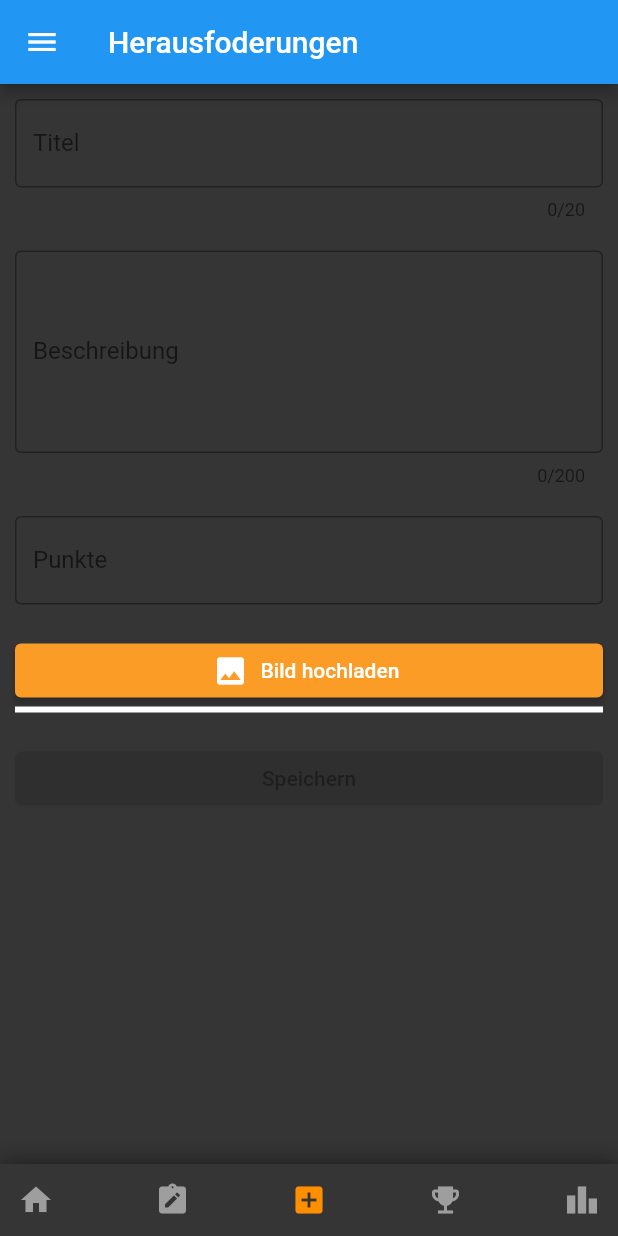
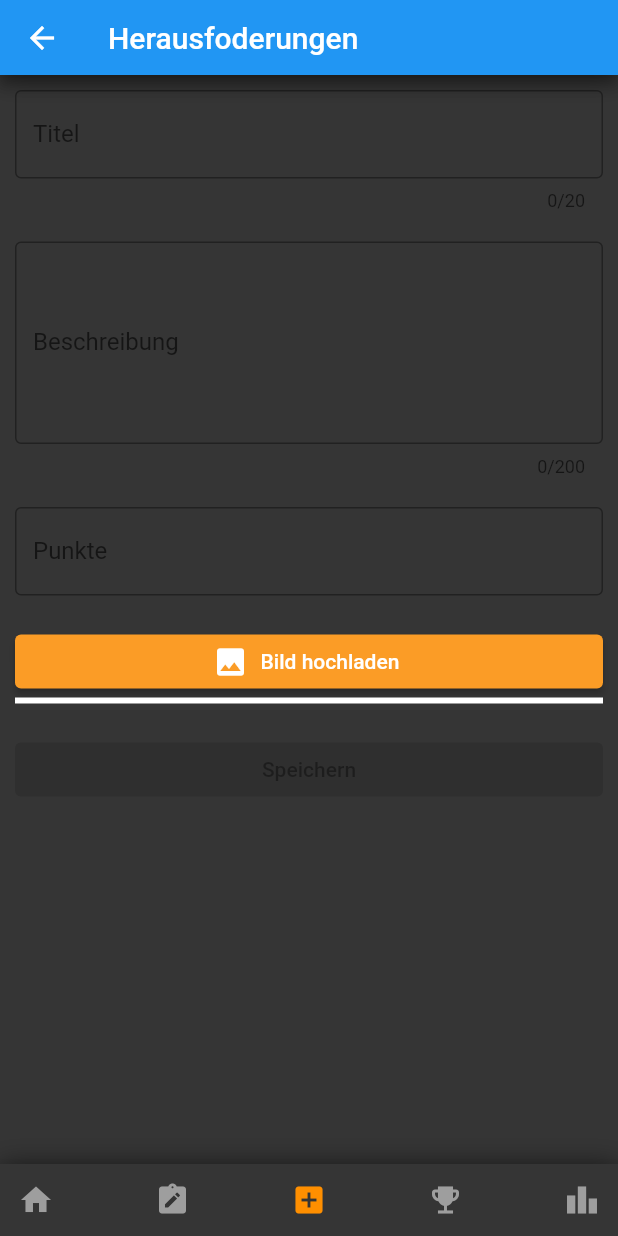
Before and after one commit to Enyaa/MasterProjekt, a Flutter app: the ChallengeCreate screen opened by its route, on a phone screen of 412 x 824 dp. Run offline on Flutter 3.47's test engine with Material 2 defaults, Android fonts, the phone set to English and light mode, and no system bars; our stand-ins replace cloud_firestore, firebase_auth, firebase_core, firebase_storage, image_picker; accounts and stored records are empty.

Commit message:
+ added MyAppbar to rest of screens

```diff
--- a/lib/Screens/challenge-create.dart
+++ b/lib/Screens/challenge-create.dart
@@ -5,6 +5,7 @@ import 'package:flutter/cupertino.dart';
 import 'package:flutter/material.dart';
 import 'package:image_picker/image_picker.dart';
 import 'package:intl/date_symbol_data_local.dart';
+import 'package:master_projekt/navigation/myappbar.dart';
 import 'package:master_projekt/navigation/mydrawer.dart';
 import 'package:master_projekt/navigation/navigationbar.dart';
 import 'package:uuid/uuid.dart';
@@ -110,7 +111,7 @@ class _ChallengeCreateState extends State<ChallengeCreate> {
           return willLeave;
         },
         child: Scaffold(
-          appBar: AppBar(title: const Text('Herausfoderungen')),
+          appBar: MyAppbar(title: 'Herausfoderungen', leading: true,),
           drawer: MyDrawer(),
           body: Form(
             key: _formKey,
--- a/lib/Screens/help.dart
+++ b/lib/Screens/help.dart
@@ -1,5 +1,6 @@
 import 'package:flutter/cupertino.dart';
 import 'package:flutter/material.dart';
+import 'package:master_projekt/navigation/myappbar.dart';
 import 'package:master_projekt/navigation/mydrawer.dart';
 import 'package:master_projekt/navigation/navigationbar.dart';
 
@@ -31,7 +32,7 @@ class Help extends StatelessWidget {
               ));
           return willLeave;
         },child: Scaffold(
-        appBar: AppBar(title: const Text('Hilfe')),
+        appBar: MyAppbar(title: 'Hilfe', actions: false, bottom: false, leading: false),
         drawer: MyDrawer(),
         body: Center(child: const Text('Hilfe')),
       bottomNavigationBar: NavigationBar(0),
--- a/lib/Screens/task-create.dart
+++ b/lib/Screens/task-create.dart
@@ -90,7 +90,7 @@ class _TaskCreateState extends State<TaskCreate> {
           return willLeave;
         },
         child: Scaffold(
-            appBar: MyAppbar(title: 'Aufgaben', actions: false, bottom: false, leading: false,),
+            appBar: MyAppbar(title: 'Aufgaben', leading: true,),
             drawer: MyDrawer(),
             body: Form(
                 key: _formKey,
--- a/lib/Screens/tasks.dart
+++ b/lib/Screens/tasks.dart
@@ -51,7 +51,7 @@ class TasksState extends State<Tasks> {
           return willLeave;
         },
         child: Scaffold(
-          appBar: MyAppbar(title: 'Aufgaben', bottom: false, leading: false, actions: true, getFiltered: getFiltered),
+          appBar: MyAppbar(title: 'Aufgaben', actions: true, accepted: true, getFiltered: getFiltered),
           drawer: MyDrawer(),
           body: StreamBuilder<QuerySnapshot>(
             stream: snapshots,
@@ -67,7 +67,7 @@ class TasksState extends State<Tasks> {
           ),
           floatingActionButton: FloatingActionButton(
             onPressed: () {
-              Navigator.pushReplacementNamed(context, '/task-create');
+              Navigator.pushNamed(context, '/task-create');
             },
             shape:
                 RoundedRectangleBorder(borderRadius: BorderRadius.circular(50)),
--- a/lib/Screens/teams.dart
+++ b/lib/Screens/teams.dart
@@ -62,7 +62,7 @@ class Teams extends StatelessWidget {
       ),
       floatingActionButton: FloatingActionButton(
         onPressed: () {
-          Navigator.pushReplacementNamed(context, '/addTeam');
+          Navigator.pushNamed(context, '/addTeam');
         },
         child: const Icon(Icons.add_circle),
         backgroundColor: Colors.deepOrange,
--- a/lib/navigation/myappbar.dart
+++ b/lib/navigation/myappbar.dart
@@ -5,14 +5,16 @@ class MyAppbar extends StatefulWidget implements PreferredSizeWidget {
   MyAppbar(
       {Key? key,
       required this.title,
-      required this.bottom,
-      required this.actions,
-      required this.leading,
+      this.bottom = false,
+      this.actions = false,
+      this.accepted = false,
+      this.leading = false,
       this.getFiltered})
       : super(key: key);
   final String title;
   final bool bottom;
   final bool actions;
+  bool accepted;
   final bool leading;
   var getFiltered;
 
@@ -49,7 +51,7 @@ class _MyAppbarState extends State<MyAppbar> {
                     icon: Icon(Icons.emoji_events),
                     child: Text('Achievements', textAlign: TextAlign.center))
               ])));
-    } else if(widget.actions) {
+    } else if (widget.actions) {
       return new Container(
         decoration: BoxDecoration(
           boxShadow: <BoxShadow>[
@@ -60,19 +62,21 @@ class _MyAppbarState extends State<MyAppbar> {
           ],
         ),
         child: AppBar(
-            title: const Text('Aufgaben'),
+          title: Text(widget.title),
           actions: <Widget>[
             PopupMenuButton(
                 itemBuilder: (context) => [
                       PopupMenuItem(child: Text('Alle'), value: 1),
                       PopupMenuItem(child: Text('Offen'), value: 2),
+                      if (widget.accepted)
                         PopupMenuItem(child: Text('Angenommen'), value: 3),
                       PopupMenuItem(child: Text('Abgeschlossen'), value: 4)
                     ],
                 onSelected: widget.getFiltered)
           ],
-          ),);
-    } else if(widget.leading) {
+        ),
+      );
+    } else if (widget.leading) {
       return new Container(
           decoration: BoxDecoration(
             boxShadow: <BoxShadow>[
@@ -86,8 +90,7 @@ class _MyAppbarState extends State<MyAppbar> {
               title: Text(widget.title),
               leading: IconButton(
                   icon: Icon(Icons.arrow_back),
-                  onPressed: () {
-                    Navigator.pop(context);
+                  onPressed: () {Navigator.pop(context);
                   })));
     } else {
       return new Container(
```
Also changed, not shown: lib/Screens/addTeam.dart (+2 -7 lines), lib/Screens/challenge-detail.dart (+2 -7 lines), lib/Screens/challenges.dart (+4 -15 lines). Lines whose indentation alone changed are shown as unchanged.
